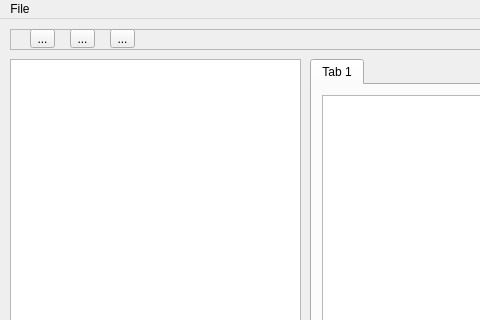
Old version of the form window.ui in the repository HermesPasser/syndicate; both pictures show x 0 to 480 and y 0 to 320 of the 800 by 600 pixel window.
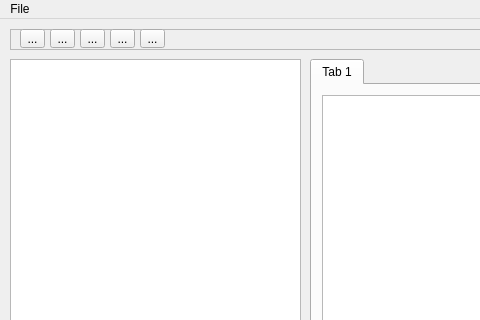
New version of the form. Icons and pictures are not drawn.

Commit message: implement save button

Patch:
```diff
--- a/window.ui
+++ b/window.ui
@@ -104,7 +104,7 @@
     <widget class="QToolButton" name="button_save">
      <property name="geometry">
       <rect>
-       <x>20</x>
+       <x>40</x>
        <y>0</y>
        <width>25</width>
        <height>19</height>
@@ -117,7 +117,7 @@
     <widget class="QToolButton" name="button_mark_read">
      <property name="geometry">
       <rect>
-       <x>60</x>
+       <x>70</x>
        <y>0</y>
        <width>25</width>
        <height>19</height>
@@ -140,6 +140,36 @@
       <string>...</string>
      </property>
     </widget>
+    <widget class="QToolButton" name="button_new">
+     <property name="geometry">
+      <rect>
+       <x>10</x>
+       <y>0</y>
+       <width>25</width>
+       <height>19</height>
+      </rect>
+     </property>
+     <property name="text">
+      <string>...</string>
+     </property>
+     <property name="icon">
+      <iconset>
+       <normaloff>plus.png</normaloff>plus.png</iconset>
+     </property>
+    </widget>
+    <widget class="QToolButton" name="button_refresh">
+     <property name="geometry">
+      <rect>
+       <x>130</x>
+       <y>0</y>
+       <width>25</width>
+       <height>19</height>
+      </rect>
+     </property>
+     <property name="text">
+      <string>...</string>
+     </property>
+    </widget>
    </widget>
    <widget class="QTextEdit" name="text_edit_content">
     <property name="geometry">
```
The commit also changes 1 other file.
